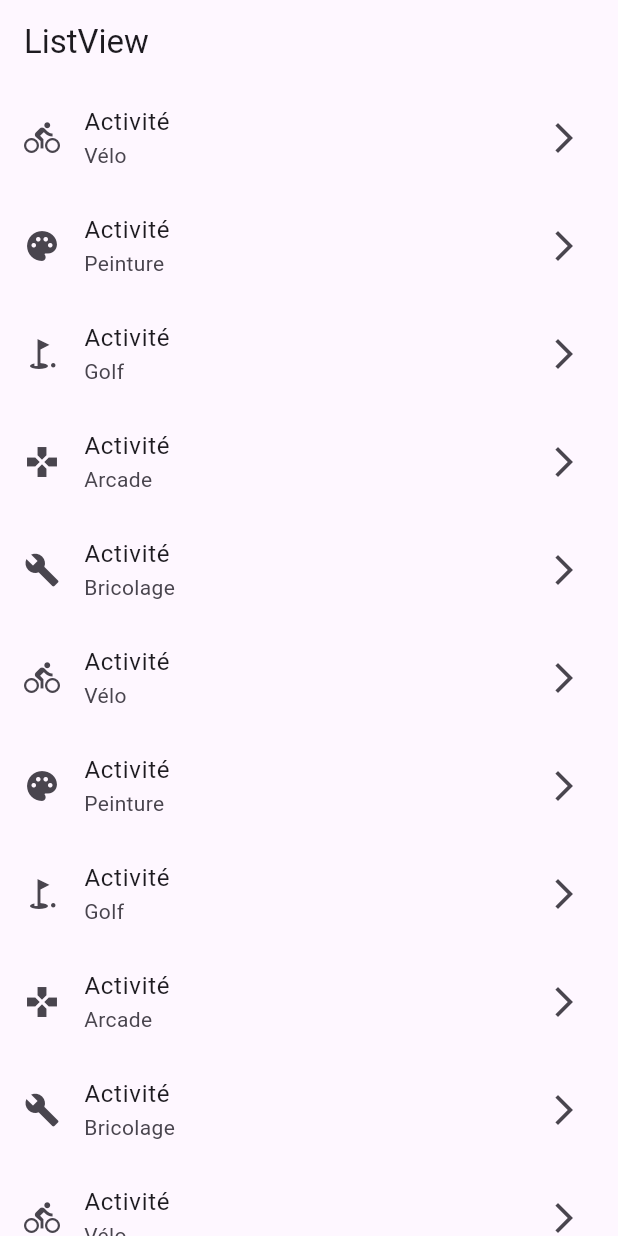
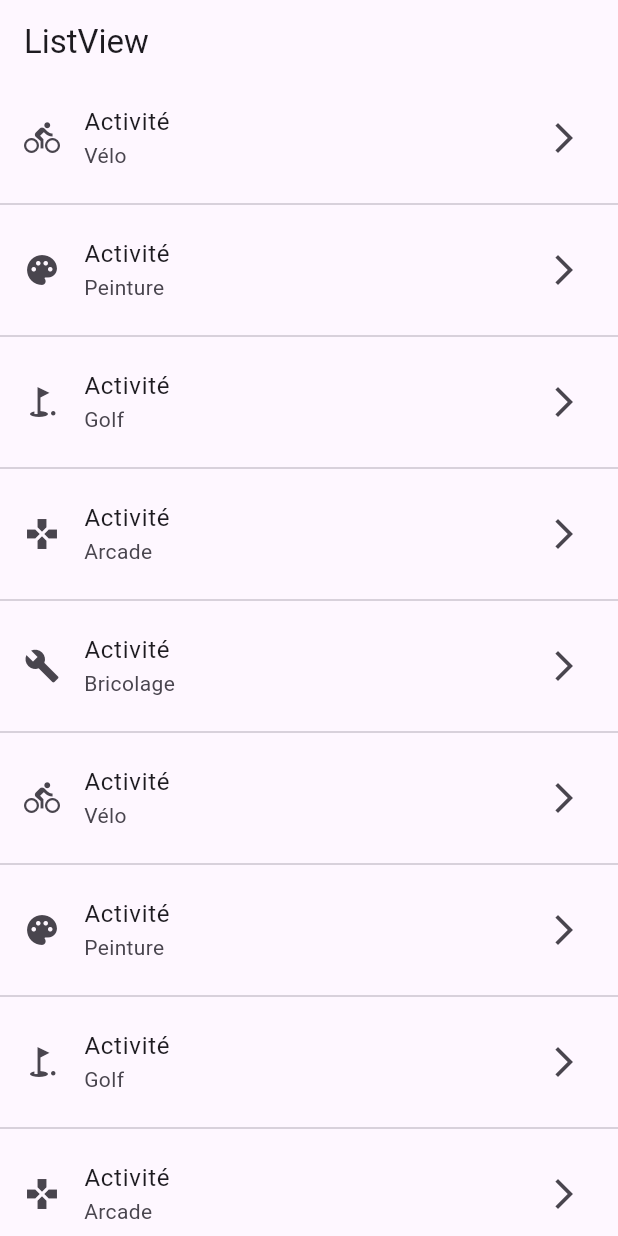
Before and after one commit to fabienlierville/flutter_di22-1_scroll, a Flutter app: the screen it shows after launch, after a tap on "Activité", on a phone screen of 412 x 824 dp. Run offline on Flutter 3.47's test engine with Material 3 defaults, Android fonts, the phone set to English and light mode, and no system bars.

```diff
--- a/lib/pages/list_view_page.dart
+++ b/lib/pages/list_view_page.dart
@@ -47,25 +47,75 @@ class _ListViewPageState extends State<ListViewPage> {
     Activite(nom: "Bricolage", icone: Icons.build),
   ];
 
+  ScrollController scrollController = ScrollController();
+
+  initState(){
+    super.initState();
+    scrollController.addListener(infinityScroll);
+  }
+
+  infinityScroll(){
+    print("Position = ${scrollController.position.pixels}");
+    print("Taille Max = ${scrollController.position.maxScrollExtent}");
+
+  }
+
   @override
   Widget build(BuildContext context) {
     return Scaffold(
-      appBar: AppBar(title: Text("ListView"),),
-      body: ListView.builder(
+      appBar: AppBar(
+        title: Text("ListView"),
+      ),
+      body: Scrollbar(
+        thickness: 10,
+        child: ListView.separated(
+          controller: scrollController,
             itemCount: activites.length,
-          itemBuilder: (context, index){
+            separatorBuilder: (context, index) {
+              if (index % 10 == 0 && index != 0) {
+                return Container(height: 100, color: Colors.red);
+              } else {
+                return Divider();
+              }
+            },
+            itemBuilder: (context, index) {
               Activite activite = activites[index];
-            return ListTile(
-              title:  Text("Activité"),
+              return Dismissible(
+                background: Container(
+                    color: Colors.red,
+                    child: Text(
+                      "Supprimer",
+                    )),
+                secondaryBackground: Container(
+                    color: Colors.green,
+                    child: Text(
+                      "Archiver",
+                      textAlign: TextAlign.right,
+                    )),
+                onDismissed: (direction) {
+                  setState(() {
+                    if (direction == DismissDirection.endToStart) {
+                      activites.removeAt(index);
+                      // Archiver le mail
+                    } else {
+                      activites.removeAt(index);
+                      // supprimer le mail
+                    }
+                  });
+                },
+                key: Key(activite.nom),
+                child: ListTile(
+                  title: Text("Activité"),
                   subtitle: Text(activite.nom),
                   trailing: Icon(Icons.arrow_forward_ios),
                   leading: Icon(activite.icone),
-              onTap: (){
+                  onTap: () {
                     print(activite.nom);
                     //Une navigation vers une nouvelle page
                   },
+                ),
               );
-          }
+            }),
       ),
     );
   }
```
Lines whose indentation alone changed are shown as unchanged.
